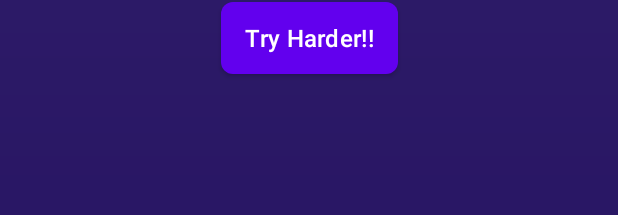
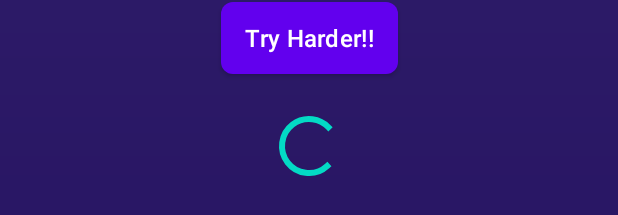
Before and after one commit to KarlosPerez/MarvelCharacters, an Android app: the layout layout_empty_characters.xml on its own in the app's theme, with its tools: preview values and no code run, on a phone screen of 412 x 824 dp. Shown: the part 678-893 px from the top of the screen. Run offline under Robolectric (Android 15) with nearby library versions, the phone set to English and light mode, and no system bars.

Commit message:
fix: progressBar not showing when loading content

```diff
--- a/characters/characters_presentation/src/main/java/com/karlosprojects/characters_presentation/character_detail/CharacterDetailFragment.kt
+++ b/characters/characters_presentation/src/main/java/com/karlosprojects/characters_presentation/character_detail/CharacterDetailFragment.kt
@@ -81,4 +81,9 @@ class CharacterDetailFragment : Fragment() {
         }
     }
 
+    override fun onDestroyView() {
+        super.onDestroyView()
+        _binding = null
+    }
+
 }
--- a/characters/characters_presentation/src/main/java/com/karlosprojects/characters_presentation/character_overview/CharacterOverviewUiState.kt
+++ b/characters/characters_presentation/src/main/java/com/karlosprojects/characters_presentation/character_overview/CharacterOverviewUiState.kt
@@ -4,6 +4,5 @@ import com.karlosprojects.characters_domain.model.MarvelCharacter
 
 data class CharacterOverviewUiState(
     val isLoading: Boolean = false,
-    val characters: List<MarvelCharacter> = emptyList(),
-    val error: String = String()
+    val characters: List<MarvelCharacter> = emptyList()
 )
--- a/characters/characters_presentation/src/main/java/com/karlosprojects/characters_presentation/character_overview/CharactersViewModel.kt
+++ b/characters/characters_presentation/src/main/java/com/karlosprojects/characters_presentation/character_overview/CharactersViewModel.kt
@@ -45,8 +45,7 @@ class CharactersViewModel @Inject constructor(
             }
             .onFailure { error ->
                 _charactersState.value = _charactersState.value.copy(
-                    isLoading = false,
-                    error = error.message.toString()
+                    isLoading = false
                 )
                 if (error is UnknownHostException) {
                     _uiEvent.send(
--- a/characters/characters_presentation/src/main/res/layout/layout_empty_characters.xml
+++ b/characters/characters_presentation/src/main/res/layout/layout_empty_characters.xml
@@ -1,10 +1,12 @@
 <?xml version="1.0" encoding="utf-8"?>
 <androidx.constraintlayout.widget.ConstraintLayout xmlns:android="http://schemas.android.com/apk/res/android"
     xmlns:app="http://schemas.android.com/apk/res-auto"
+    xmlns:tools="http://schemas.android.com/tools"
     android:id="@+id/lyEmptyLnading"
     android:layout_width="match_parent"
     android:layout_height="match_parent"
     android:background="@drawable/bg_main"
+    android:elevation="@dimen/dp_2"
     android:gravity="center"
     android:orientation="vertical">
 
@@ -48,13 +50,15 @@
         app:layout_constraintStart_toStartOf="parent"
         app:layout_constraintTop_toBottomOf="@+id/textView2" />
 
-    <com.google.android.material.progressindicator.CircularProgressIndicator
+    <ProgressBar
         android:id="@+id/pbLoading"
         android:layout_width="wrap_content"
         android:layout_height="wrap_content"
         android:layout_marginTop="@dimen/dp_24"
+        android:visibility="gone"
         app:layout_constraintEnd_toEndOf="parent"
         app:layout_constraintStart_toStartOf="parent"
-        app:layout_constraintTop_toBottomOf="@+id/btnRetry" />
+        app:layout_constraintTop_toBottomOf="@+id/btnRetry"
+        tools:visibility="visible" />
 
 </androidx.constraintlayout.widget.ConstraintLayout>
```
Also changed, not shown: characters/characters_presentation/src/main/java/com/karlosprojects/characters_presentation/character_overview/CharactersFragment.kt (+23 -10 lines), characters/characters_presentation/src/main/res/layout/fragment_character_detail.xml (+4 -6 lines), characters/characters_presentation/src/main/res/layout/fragment_characters.xml (+7 -3 lines).
